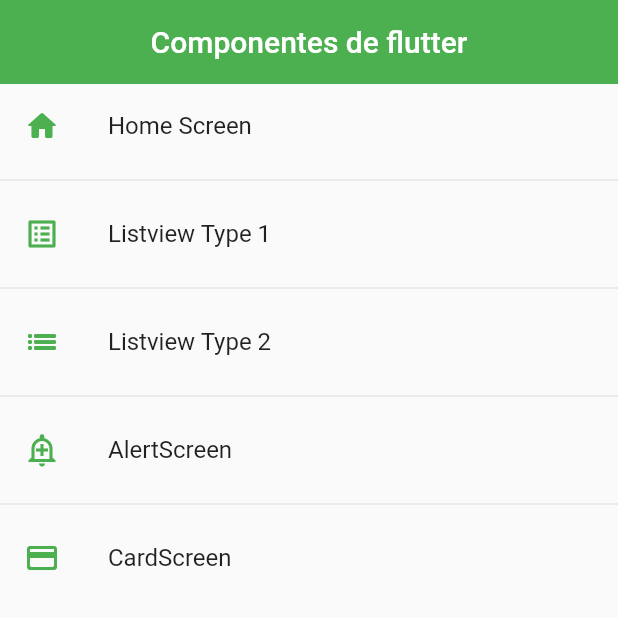
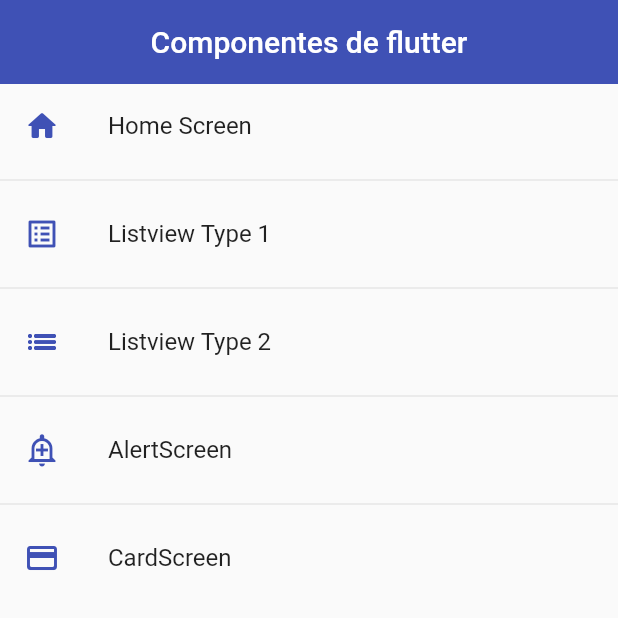
Before and after one commit to SrDaviid/First-project-flutter, a Flutter app: the screen it shows after launch, on a phone screen of 412 x 824 dp, the top half of it. Run offline on Flutter 3.47's test engine with Material 2 defaults, Android fonts, the phone set to English and light mode, and no system bars.

```diff
--- a/lib/screens/home_screen.dart
+++ b/lib/screens/home_screen.dart
@@ -18,7 +18,7 @@ class HomeScreen extends StatelessWidget {
                 title: Text(AppRoutes.menuOptions[index].name),
                 leading: Icon(AppRoutes.menuOptions[index].icon,
                     //Icon Color
-                    color: AppTheme.lightAppbar),
+                    color: AppTheme.primary),
                 onTap: () {
                   //Con este metodo puedes colocar la ruta directamente
                   Navigator.pushNamed(
--- a/lib/themes/app_theme.dart
+++ b/lib/themes/app_theme.dart
@@ -3,6 +3,7 @@ import 'package:flutter/material.dart';
 class AppTheme {
   static const Color lightAppbar = Colors.green;
   static const Color darkAppBar = Colors.indigo;
+  static const Color primary = Colors.indigo;
 
   //Light Theme
   static final ThemeData lightTheme = ThemeData.light().copyWith(
@@ -10,7 +11,7 @@ class AppTheme {
     primaryColor: Colors.red,
 
     //Appbar Theme
-    appBarTheme: const AppBarTheme(color: lightAppbar, elevation: 0),
+    appBarTheme: const AppBarTheme(color: primary, elevation: 0),
   );
 
   //Dark theme
```
Also changed, not shown: lib/screens/card_screen.dart (+27 -6 lines).
